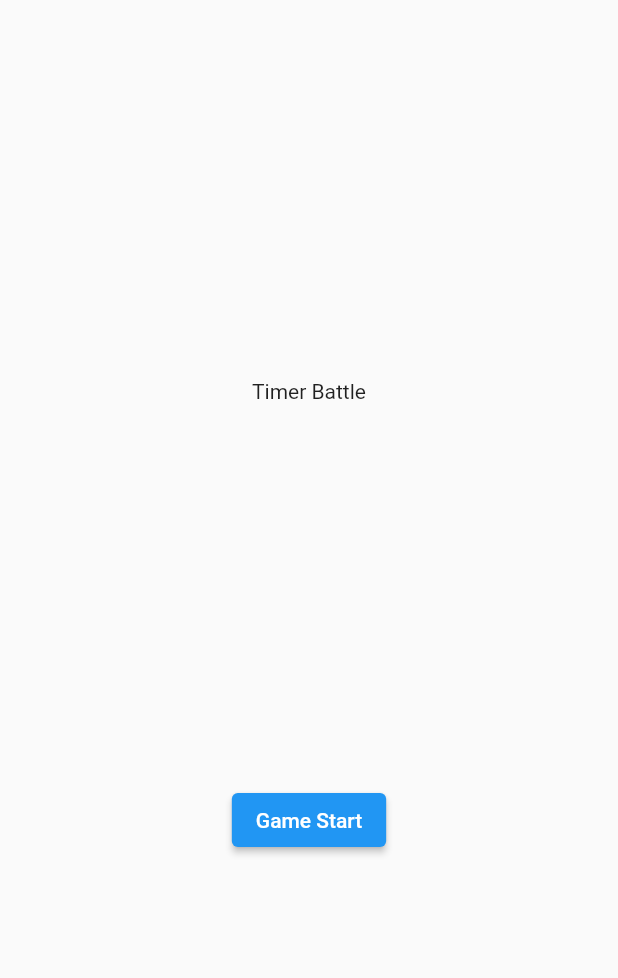
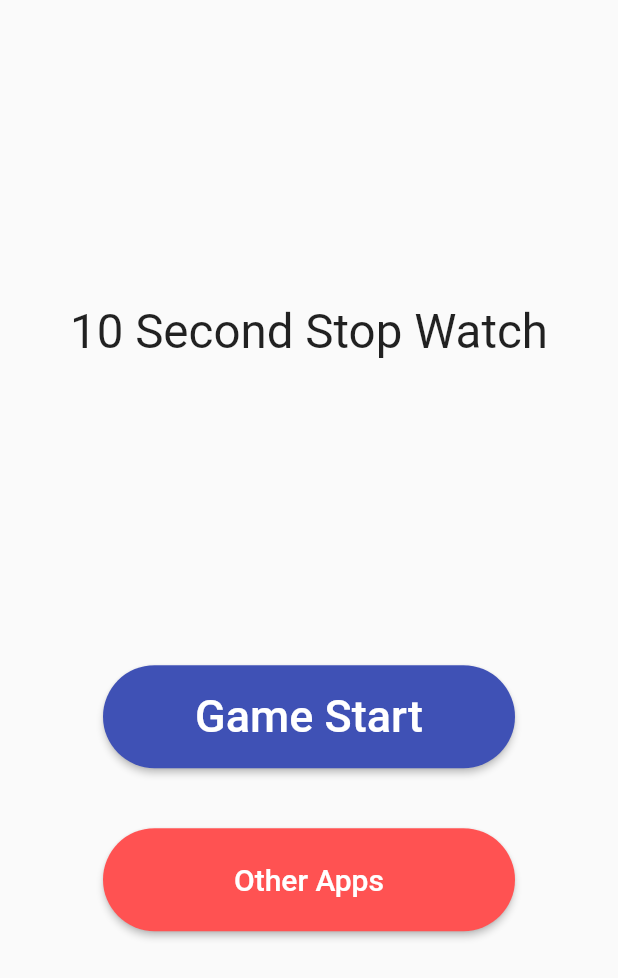
Before and after one commit to iseruuuuu/timer_battle_app, a Flutter app: the screen it shows after launch, on a phone screen of 412 x 824 dp. Shown: the top 978 px of the screen. Run offline on Flutter 3.47's test engine with Material 2 defaults, Android fonts, the phone set to English and light mode, and no system bars; our stand-ins replace freezed_annotation, state_notifier; missing offline and left inert: flutter_state_notifier.

Commit message:
add: ボタンのデザインを変更

```diff
--- a/lib/title/title_screen.dart
+++ b/lib/title/title_screen.dart
@@ -14,14 +14,53 @@ class TitleScreen extends StatelessWidget {
       builder: (context, _) {
         return Scaffold(
           body: Center(
-            child: Column(
-              mainAxisAlignment: MainAxisAlignment.spaceEvenly,
+            child: Column(mainAxisAlignment: MainAxisAlignment.center,
               children: [
-               const Text('Timer Battle'),
-                ElevatedButton(
-                  onPressed: () => context.read<TitleScreenController>().onTapGame(),
-                  child: const Text('Game Start'),
+                const Spacer(),
+                Text(
+                    '10 Second Stop Watch',
+                  style: TextStyle(
+                    fontSize: size.width / 13,
+                  ),
                 ),
+
+                const Spacer(),
+                SizedBox(
+                  width: size.width / 1.5,
+                  height: size.width / 6,
+                  child: ElevatedButton(
+                    style: ElevatedButton.styleFrom(
+                      primary: Colors.indigo,
+                      shape: const StadiumBorder(),
+                    ),
+                    onPressed: () => context.read<TitleScreenController>().onTapGame(),
+                    child: const Text(
+                      'Game Start',
+                      style: TextStyle(
+                        fontSize: 30,
+                      ),
+                    ),
+                  ),
+                ),
+                const SizedBox(height: 40),
+                SizedBox(
+                  width: size.width / 1.5,
+                  height: size.width / 6,
+                  child: ElevatedButton(
+                    style: ElevatedButton.styleFrom(
+                      primary: Colors.redAccent,
+                      shape: const StadiumBorder(),
+                    ),
+                    onPressed: () => context.read<TitleScreenController>().onTapGame(),
+                    child: const Text(
+                      'Other Apps',
+                      style: TextStyle(
+                        fontSize: 20,
+                      ),
+                    ),
+                  ),
+                ),
+                const Spacer(),
               ],
             ),
           ),
--- a/lib/title/title_screen_state.dart
+++ b/lib/title/title_screen_state.dart
@@ -28,4 +28,8 @@ class TitleScreenController extends StateNotifier<TitleScreenState> with Locator
     );
   }
 
+  void onTapOtherAPP() {
+   //TODO 別の画面遷移
+  }
+
 }
```
